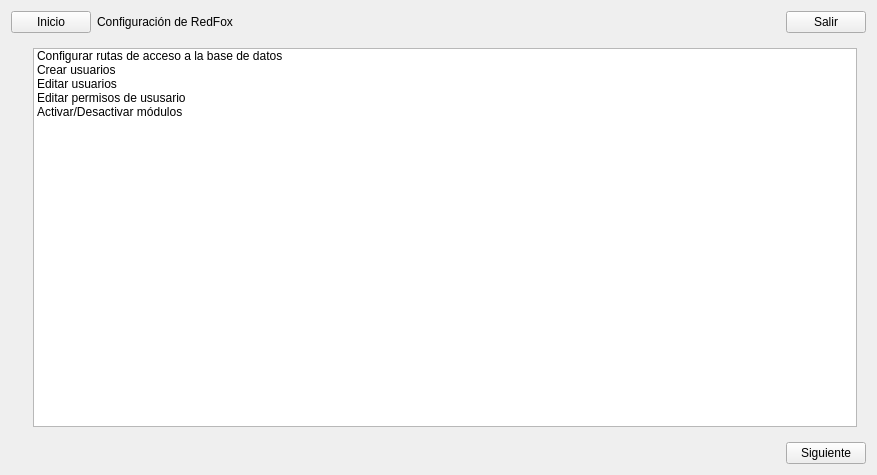
Old version of the form RedFoX/Zona_Administrador/frmconfigmaya.ui in the repository arcnexus/RedFoX.
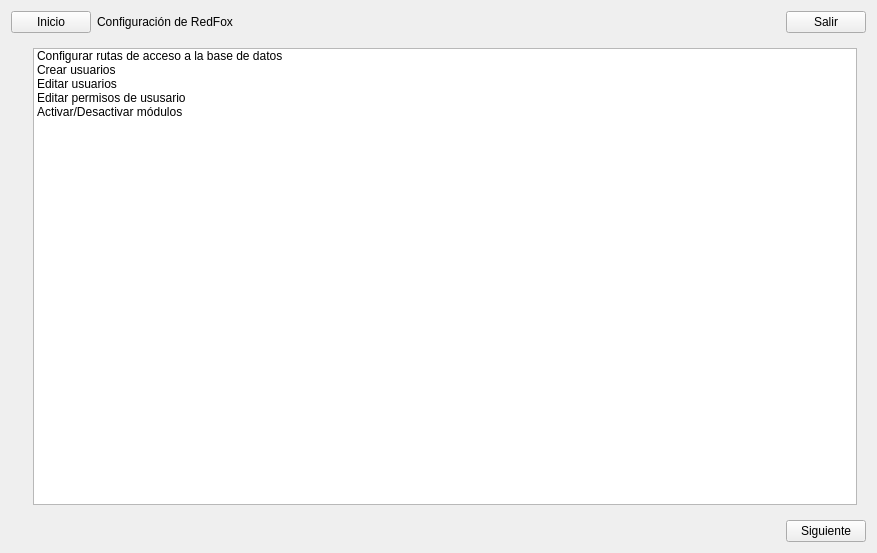
New version of the form. Icons and pictures are not drawn.

Commit message: Tabs Order

The edit to the form file:
```diff
--- a/RedFoX/Zona_Administrador/frmconfigmaya.ui
+++ b/RedFoX/Zona_Administrador/frmconfigmaya.ui
@@ -7,7 +7,7 @@
     <x>0</x>
     <y>0</y>
     <width>877</width>
-    <height>475</height>
+    <height>553</height>
    </rect>
   </property>
   <property name="windowTitle">
```
Left out of the diff: 67 changed lines with no effect on the pictures.
